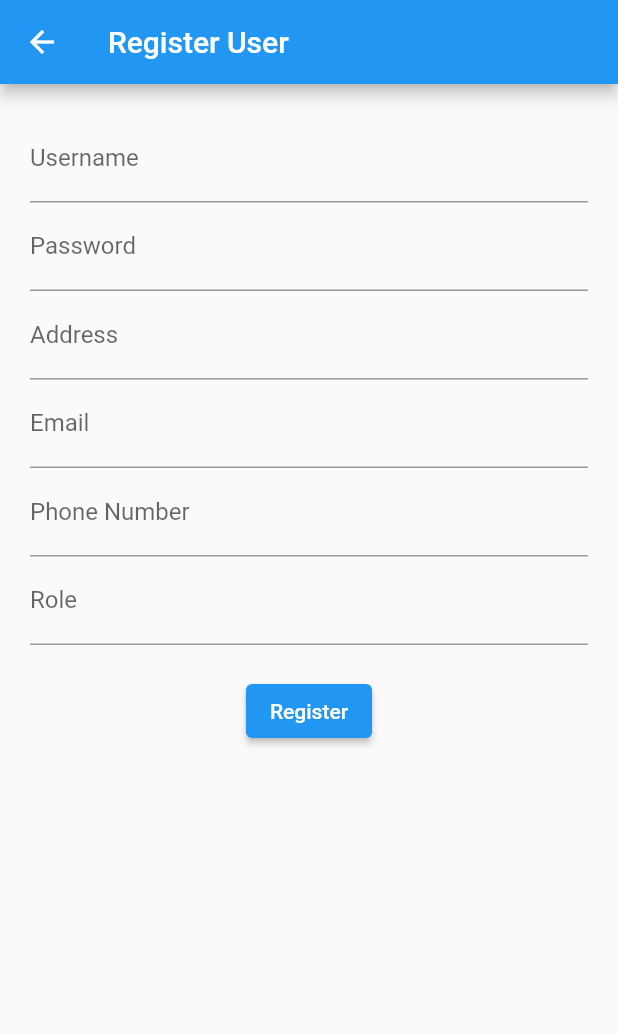
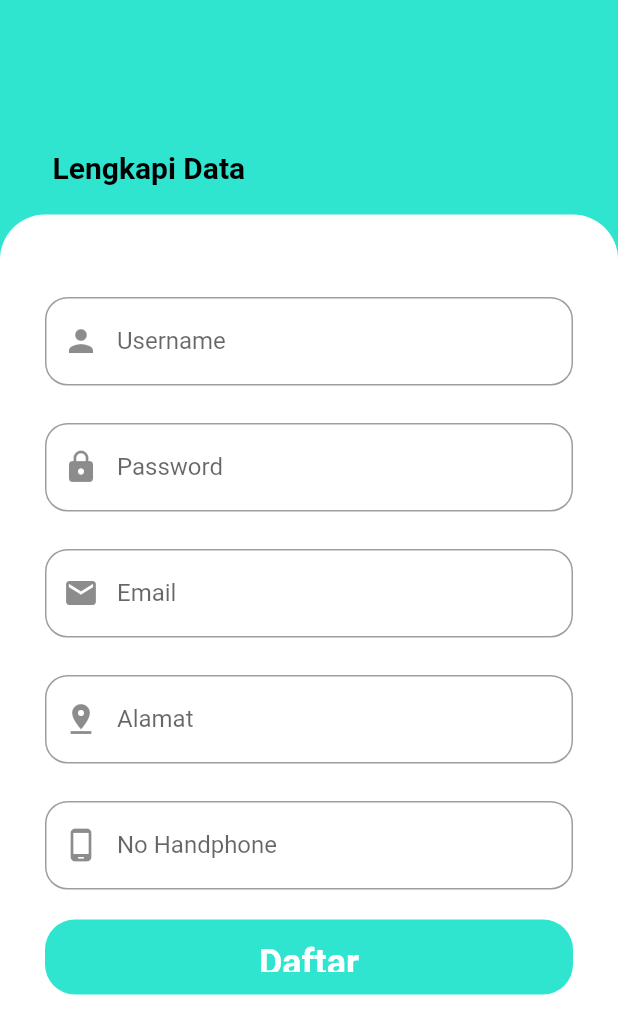
Before and after one commit to adyfp24/chiligrow-app-flutter, a Flutter app: the DetailRegist screen opened by its route, on a phone screen of 412 x 824 dp. Shown: the top 1034 px of the screen. Run offline on Flutter 3.47's test engine with Material 2 defaults, Android fonts, the phone set to English and light mode, and no system bars; missing offline and left inert: dart:html.

Commit message:
feat: updating detail-regist UI

```diff
--- a/lib/main.dart
+++ b/lib/main.dart
@@ -24,7 +24,7 @@ class MyApp extends StatelessWidget {
         debugShowCheckedModeBanner: false,
         title: 'Chiligrow App',
         theme: ThemeData(),
-        home: RegisterPage(),
+        home: DetailRegist(),
         routes: {
           // '/' : (context) => SplashScreen(),
           '/regist' : (context) => RegisterPage(),
--- a/lib/views/pages/auth/detail_regist.dart
+++ b/lib/views/pages/auth/detail_regist.dart
@@ -9,44 +9,105 @@ class DetailRegist extends StatelessWidget {
     final TextEditingController _passwordController = TextEditingController();
     final TextEditingController _addressController = TextEditingController();
     final TextEditingController _emailController = TextEditingController();
-    final TextEditingController _phoneNumberController = TextEditingController();
-    final TextEditingController _roleController = TextEditingController();
+    final TextEditingController _phoneNumberController =
+        TextEditingController();
 
     return Scaffold(
-      appBar: AppBar(
-        title: Text('Register User'),
+      backgroundColor: Color(0xFF30E5D0),
+      body: Column(
+        children: [
+          SizedBox(height: 100),
+          Padding(
+            padding: EdgeInsets.only(left: 35),
+            child: Align(
+              alignment: Alignment.topLeft,
+              child: Text(
+                'Lengkapi Data',
+                style: TextStyle(
+                  fontSize: 20,
+                  fontWeight: FontWeight.bold,
+                  color: Colors.black,
                 ),
-      body: Padding(
-        padding: EdgeInsets.all(20),
+              ),
+            ),
+          ),
+          SizedBox(height: 20),
+          Expanded(
+            child: Container(
+              padding: EdgeInsets.symmetric(horizontal: 30, vertical: 30),
+              width: double.infinity,
+              decoration: BoxDecoration(
+                  color: Colors.white,
+                  borderRadius: BorderRadius.only(
+                      topLeft: Radius.circular(30),
+                      topRight: Radius.circular(30))),
               child: Column(
                 children: [
+                  SizedBox(
+                    height: 25,
+                  ),
                   TextField(
                     controller: _usernameController,
-              decoration: InputDecoration(labelText: 'Username'),
+                    decoration: InputDecoration(
+                        border: OutlineInputBorder(
+                          borderRadius: BorderRadius.circular(15),
+                        ),
+                        prefixIcon: Icon(Icons.person),
+                        labelText: 'Username'),
+                  ),
+                  SizedBox(
+                    height: 25,
                   ),
                   TextField(
                     controller: _passwordController,
-              decoration: InputDecoration(labelText: 'Password'),
-              obscureText: true,
+                    decoration: InputDecoration(
+                        border: OutlineInputBorder(
+                          borderRadius: BorderRadius.circular(15),
+                        ),
+                        prefixIcon: Icon(Icons.lock),
+                        labelText: 'Password'),
+                  ),
+                  SizedBox(
+                    height: 25,
+                  ),
+                  TextField(
+                    controller: _emailController,
+                    decoration: InputDecoration(
+                        border: OutlineInputBorder(
+                          borderRadius: BorderRadius.circular(15),
+                        ),
+                        prefixIcon: Icon(Icons.mail),
+                        labelText: 'Email'),
+                  ),
+                  SizedBox(
+                    height: 25,
                   ),
                   TextField(
                     controller: _addressController,
-              decoration: InputDecoration(labelText: 'Address'),
+                    decoration: InputDecoration(
+                        border: OutlineInputBorder(
+                          borderRadius: BorderRadius.circular(15),
                         ),
-            TextField(
-              controller: _emailController,
-              decoration: InputDecoration(labelText: 'Email'),
+                        prefixIcon: Icon(Icons.pin_drop),
+                        labelText: 'Alamat'),
+                  ),
+                  SizedBox(
+                    height: 25,
                   ),
                   TextField(
                     controller: _phoneNumberController,
-              decoration: InputDecoration(labelText: 'Phone Number'),
+                    decoration: InputDecoration(
+                        border: OutlineInputBorder(
+                          borderRadius: BorderRadius.circular(15),
                         ),
-            TextField(
-              controller: _roleController,
-              decoration: InputDecoration(labelText: 'Role'),
+                        prefixIcon: Icon(Icons.phone_android_rounded),
+                        labelText: 'No Handphone'),
                   ),
                   SizedBox(height: 20),
-            ElevatedButton(
+                  Container(
+                    width: double.infinity,
+                    height: 50,
+                    child: TextButton(
                       onPressed: () {
                         final newUser = User(
                           idUser:
@@ -56,25 +117,49 @@ class DetailRegist extends StatelessWidget {
                           alamat: _addressController.text,
                           email: _emailController.text,
                           noHP: _phoneNumberController.text,
-                  role: _roleController.text,
+                          role: 'petani',
                         );
                         Provider.of<UserProvider>(context, listen: false)
                             .registerUser(newUser)
                             .then((_) {
                           ScaffoldMessenger.of(context).showSnackBar(
-                    SnackBar(content: Text('User registered successfully')),
+                            SnackBar(
+                                content: Text('User registered successfully')),
                           );
+                          Navigator.pushNamed(context, '/login');
                         }).catchError((error) {
                           ScaffoldMessenger.of(context).showSnackBar(
-                    SnackBar(content: Text('Failed to register user: $error')),
+                            SnackBar(
+                                content:
+                                    Text('Failed to register user: $error')),
                           );
                         });
                       },
-              child: Text('Register'),
+                      child: Text(
+                        'Daftar',
+                        style: TextStyle(
+                          fontSize: 24,
+                          fontWeight: FontWeight.bold,
+                          color: Colors.white,
+                        ),
+                      ),
+                      style: TextButton.styleFrom(
+                        backgroundColor: Color(0xFF30E5D0),
+                        primary: Colors.white,
+                        padding:
+                            EdgeInsets.symmetric(vertical: 15, horizontal: 20),
+                        shape: RoundedRectangleBorder(
+                          borderRadius: BorderRadius.circular(20.0),
+                        ),
+                      ),
+                    ),
                   ),
                 ],
               ),
             ),
+          )
+        ],
+      ),
     );
   }
 }
```
Lines whose indentation alone changed are shown as unchanged.
